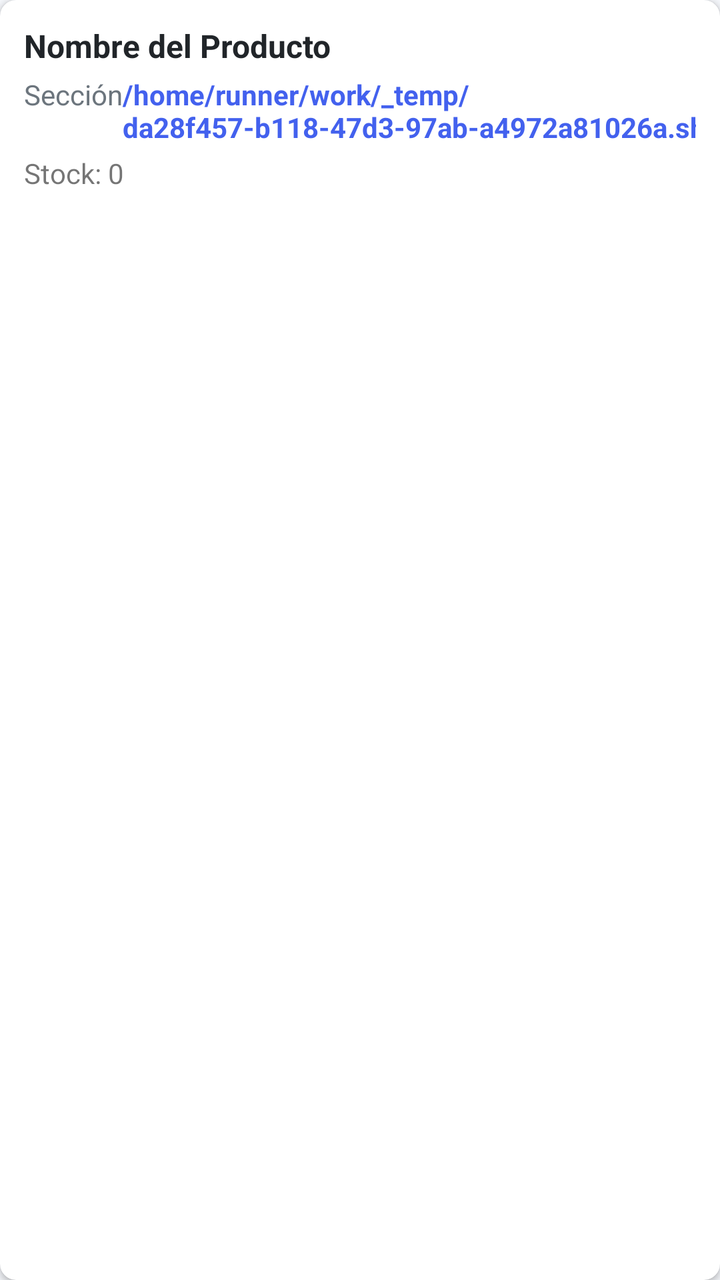
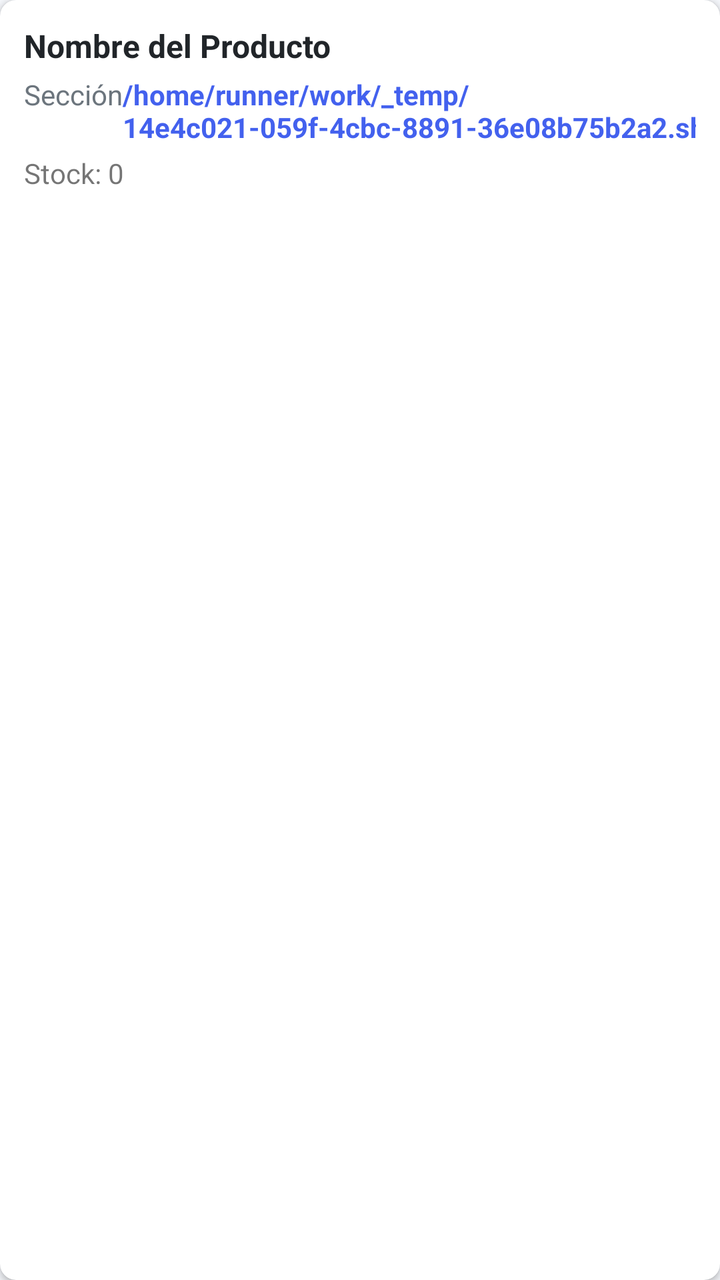

Screens rendered from an Android XML layout before and after an edit, with the pre-edit source and the edit as a unified diff.
<!-- AndroidManifest.xml: application theme Theme.OmniVentas -->
<!-- res/layout/item_producto.xml -->
<?xml version="1.0" encoding="utf-8"?>
<androidx.cardview.widget.CardView xmlns:android="http://schemas.android.com/apk/res/android"
    xmlns:app="http://schemas.android.com/apk/res-auto"
    android:layout_width="match_parent"
    android:layout_height="wrap_content"
    android:layout_marginBottom="8dp"
    app:cardCornerRadius="8dp"
    app:cardElevation="2dp">
    <LinearLayout
        android:layout_width="match_parent"
        android:layout_height="wrap_content"
        android:orientation="vertical"
        android:padding="12dp">
        <TextView
            android:id="@+id/tv_nombre"
            android:layout_width="match_parent"
            android:layout_height="wrap_content"
            android:text="Nombre del Producto"
            android:textSize="16sp"
            android:textStyle="bold"
            android:textColor="@color/dark" />
        <LinearLayout
            android:layout_width="match_parent"
            android:layout_height="wrap_content"
            android:orientation="horizontal"
            android:layout_marginTop="4dp">
            <TextView
                android:id="@+id/tv_seccion"
                android:layout_width="0dp"
                android:layout_height="wrap_content"
                android:layout_weight="1"
                android:text="Sección"
                android:textSize="14sp"
                android:textColor="@color/gray" />
            <TextView
                android:id="@+id/tv_precio"
                android:layout_width="wrap_content"
                android:layout_height="wrap_content"
                android:text="/home/runner/work/_temp/da28f457-b118-47d3-97ab-a4972a81026a.sh.00"
                android:textSize="14sp"
                android:textColor="@color/primary"
                android:textStyle="bold" />
        </LinearLayout>
        <TextView
            android:id="@+id/tv_stock"
            android:layout_width="wrap_content"
            android:layout_height="wrap_content"
            android:text="Stock: 0"
            android:textSize="14sp"
            android:layout_marginTop="4dp" />
    </LinearLayout>
</androidx.cardview.widget.CardView>
<!-- resources referenced by this layout -->
<resources>
  <color name="dark">#212529</color>
  <color name="gray">#6C757D</color>
  <color name="primary">#4361EE</color>
  <style name="Theme.OmniVentas" parent="Theme.MaterialComponents.DayNight.NoActionBar">
          <item name="colorPrimary">@color/primary</item>
          <item name="colorPrimaryVariant">@color/primary_dark</item>
          <item name="colorOnPrimary">@color/white</item>
          <item name="colorSecondary">@color/secondary</item>
          <item name="colorOnSecondary">@color/white</item>
          <item name="android:statusBarColor">@color/primary</item>
          <item name="android:windowBackground">@color/light_gray</item>
      </style>
  <color name="primary_dark">#3A56D4</color>
  <color name="white">#FFFFFF</color>
  <color name="secondary">#3F37C9</color>
  <color name="light_gray">#F5F7FB</color>
</resources>

<!-- the commit's change to res/layout/item_producto.xml (unified diff, before → after) -->
@@ -36,7 +36,7 @@
                 android:id="@+id/tv_precio"
                 android:layout_width="wrap_content"
                 android:layout_height="wrap_content"
-                android:text="/home/runner/work/_temp/da28f457-b118-47d3-97ab-a4972a81026a.sh.00"
+                android:text="/home/runner/work/_temp/14e4c021-059f-4cbc-8891-36e08b75b2a2.sh.00"
                 android:textSize="14sp"
                 android:textColor="@color/primary"
                 android:textStyle="bold" />
